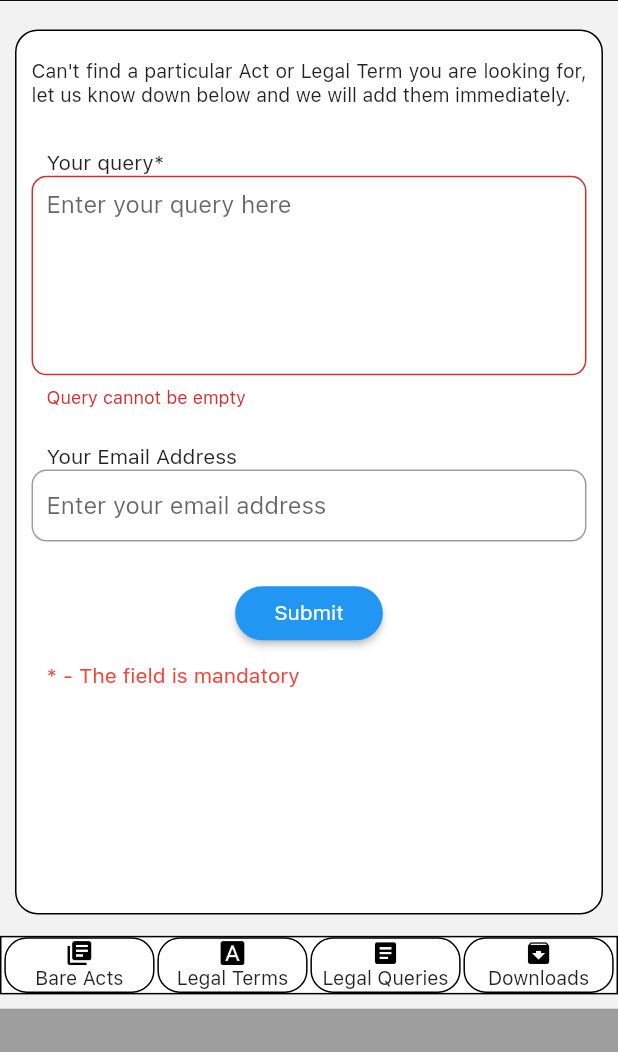
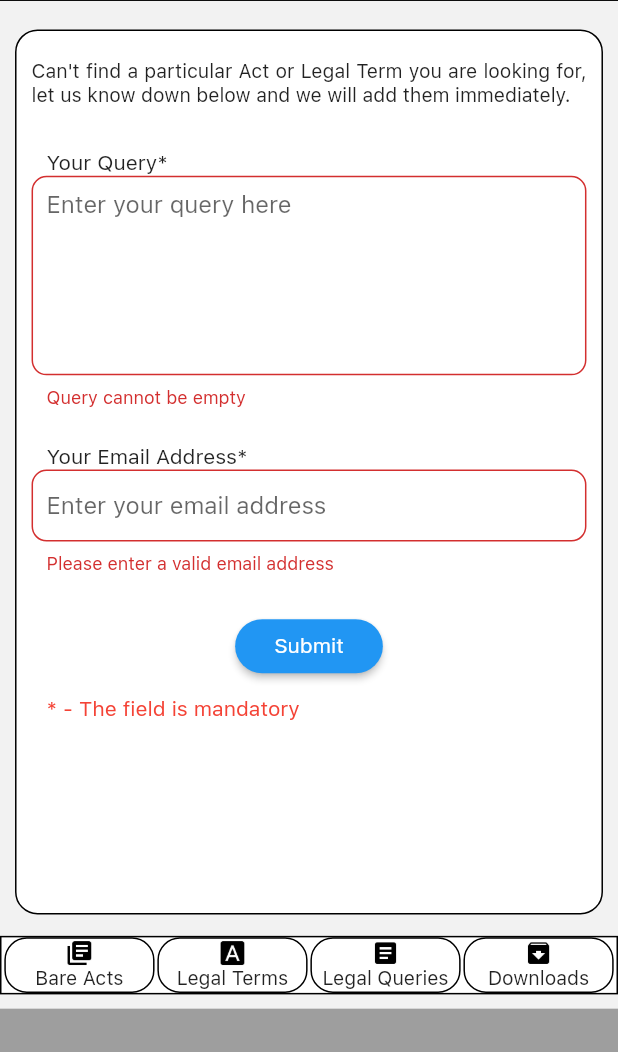
Before and after one commit to Crazzygamerr/allaw, a Flutter app: the screen it shows after launch, item 3 of the bottom bar chosen, after a tap on "Request Advice", after a tap on "Submit", on a phone screen of 412 x 824 dp, the part 156-1208 px from its top. Run offline on Flutter 3.47's test engine with Material 2 defaults, Android fonts, the phone set to English and light mode, and no system bars; our stand-ins replace firebase_auth, firebase_core, firebase_storage, flutter_screenutil, fluttertoast, share_plus; missing offline and left inert: app_review, excel, pdftron_flutter, webview_flutter_plus; accounts and stored records are empty; network calls fail.

Commit message:
update: email validation

```diff
--- a/lib/DocumentList.dart
+++ b/lib/DocumentList.dart
@@ -1,12 +1,12 @@
 import 'dart:io';
 
-import 'package:allaw/widgets/ASearch.dart';
-import 'package:allaw/widgets/LoadingDialog.dart';
-import 'package:allaw/widgets/TextItem.dart';
 import 'package:allaw/utils/ABoxDecoration.dart';
 import 'package:allaw/utils/APadding.dart';
 import 'package:allaw/utils/ViewerConfig.dart';
 import 'package:allaw/utils/provider.dart';
+import 'package:allaw/widgets/ASearch.dart';
+import 'package:allaw/widgets/LoadingDialog.dart';
+import 'package:allaw/widgets/TextItem.dart';
 import 'package:firebase_storage/firebase_storage.dart';
 import 'package:flutter/material.dart';
 import 'package:flutter_screenutil/flutter_screenutil.dart';
@@ -110,27 +110,6 @@ class _DocumentListState extends State<DocumentList>{
                       }
                     ),
 
-                    (widget.type == ListType.Queries) ?
-                      GestureDetector(
-                        onTap: () {
-                          PageConProvider.of(context)?.pageCon.jumpToPage(8);
-                        },
-                        child: Container(
-                            decoration: aBoxDecor15B(),
-                            margin: aPaddingLTRB(10, 10, 10, 0),
-                            padding: aPaddingLTRB(10, 10, 10, 10),
-                            width: double.infinity,
-                            alignment: Alignment.center,
-
-                            child: Text(
-                              "Request Advice",
-                                style: TextStyle(
-                                  fontSize: ScreenUtil().setSp(14),
-                                ),
-                            ),
-                        ),
-                      ) : Container(),
-
                     Expanded(
                         child: Padding(
                             padding: aPaddingLTRB(10, 10, 10, 10),
@@ -182,6 +161,27 @@ class _DocumentListState extends State<DocumentList>{
                         ),
                     ),
 
+                    (widget.type == ListType.Queries) ?
+                      GestureDetector(
+                        onTap: () {
+                          PageConProvider.of(context)?.pageCon.jumpToPage(8);
+                        },
+                        child: Container(
+                            decoration: aBoxDecor15B(),
+                            margin: aPaddingLTRB(10, 0, 10, 10),
+                            padding: aPaddingLTRB(10, 10, 10, 10),
+                            width: double.infinity,
+                            alignment: Alignment.center,
+
+                            child: Text(
+                              "Request Advice",
+                                style: TextStyle(
+                                  fontSize: ScreenUtil().setSp(14),
+                                ),
+                            ),
+                        ),
+                      ) : Container(),
+
                 ],
             ),
         );
--- a/lib/Request.dart
+++ b/lib/Request.dart
@@ -103,7 +103,7 @@ class _RequestState extends State<Request> {
                                     controller: textCon1,
                                     focusNode: node1,
                                     nextFocusNode: node3,
-                                    fieldText: "Your query*",
+                                    fieldText: "Your Query*",
                                     hintText: "Enter your query here",
                                     errorText: "Query cannot be empty",
 
@@ -117,8 +117,9 @@ class _RequestState extends State<Request> {
                                   AFormField(
                                     controller: textCon3,
                                     focusNode: node3,
-                                    fieldText: "Your Email Address",
+                                    fieldText: "Your Email Address" + (widget.type == RequestType.Advice ? "*" : ""),
                                     hintText: "Enter your email address",
+                                    errorText: (widget.type == RequestType.Advice ? "Please enter a valid email address" : ""),
                                   ),
 
                                   SizedBox(
@@ -171,7 +172,11 @@ class _RequestState extends State<Request> {
     }
 
     void requestAct() async {
-        if (textCon1.text != "") {
+        if (
+          (widget.type == RequestType.Material && textCon1.text != "")
+          || (widget.type == RequestType.Advice && textCon1.text != ""
+          && RegExp(r"^[a-zA-Z0-9.a-zA-Z0-9.!#$%&'*+-/=?^_`{|}~]+@[a-zA-Z0-9]+\.[a-zA-Z]+").hasMatch(textCon3.text))
+          ) {
           var body = {
             "email": textCon3.text,
           };
--- a/lib/widgets/AFormField.dart
+++ b/lib/widgets/AFormField.dart
@@ -48,6 +48,10 @@ class AFormField extends StatelessWidget {
               nextFocusNode?.requestFocus();
             },
             validator: (String? value) {
+              if((errorText.contains("email") && !RegExp(r"^[a-zA-Z0-9.a-zA-Z0-9.!#$%&'*+-/=?^_`{|}~]+@[a-zA-Z0-9]+\.[a-zA-Z]+").hasMatch(value ?? ""))){
+                return errorText;
+              }
+
               if(errorText != "" && value == "") {
                 return errorText;
               } else {
```
